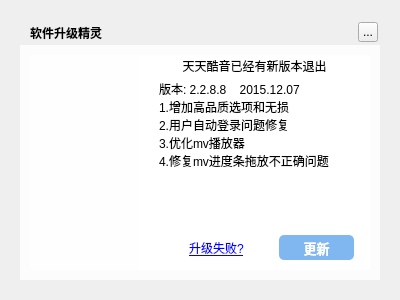
The window that TTKCore/musicUi/musicWidget/musicsourceupdatewidget.ui (Greedysky/TTKMusicPlayer) describes before a commit, drawn with Qt 5.
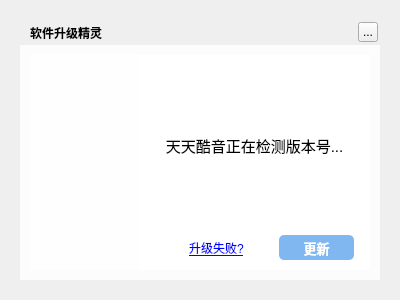
The same window after the commit. Icons and pictures are not drawn.

The edit to the form file:
```diff
--- a/TTKCore/musicUi/musicWidget/musicsourceupdatewidget.ui
+++ b/TTKCore/musicUi/musicWidget/musicsourceupdatewidget.ui
@@ -109,41 +109,21 @@
       <property name="geometry">
        <rect>
         <x>0</x>
-        <y>1</y>
+        <y>80</y>
         <width>231</width>
         <height>20</height>
        </rect>
       </property>
+      <property name="styleSheet">
+       <string notr="true">font-size:15px</string>
+      </property>
       <property name="text">
-       <string>天天酷音已经有新版本退出</string>
+       <string>天天酷音正在检测版本号...</string>
       </property>
       <property name="alignment">
        <set>Qt::AlignCenter</set>
       </property>
      </widget>
-     <widget class="QLabel" name="contextLable_F">
-      <property name="geometry">
-       <rect>
-        <x>20</x>
-        <y>20</y>
-        <width>211</width>
-        <height>141</height>
-       </rect>
-      </property>
-      <property name="text">
-       <string>版本: 2.2.8.8    2015.12.07
-1.增加高品质选项和无损
-2.用户自动登录问题修复
-3.优化mv播放器
-4.修复mv进度条拖放不正确问题
-
-
-</string>
-      </property>
-      <property name="alignment">
-       <set>Qt::AlignLeading|Qt::AlignLeft|Qt::AlignVCenter</set>
-      </property>
-     </widget>
      <widget class="QLabel" name="iconLabel_F">
       <property name="geometry">
        <rect>
```
Left out of the diff: 20 changed lines with no effect on the pictures.
